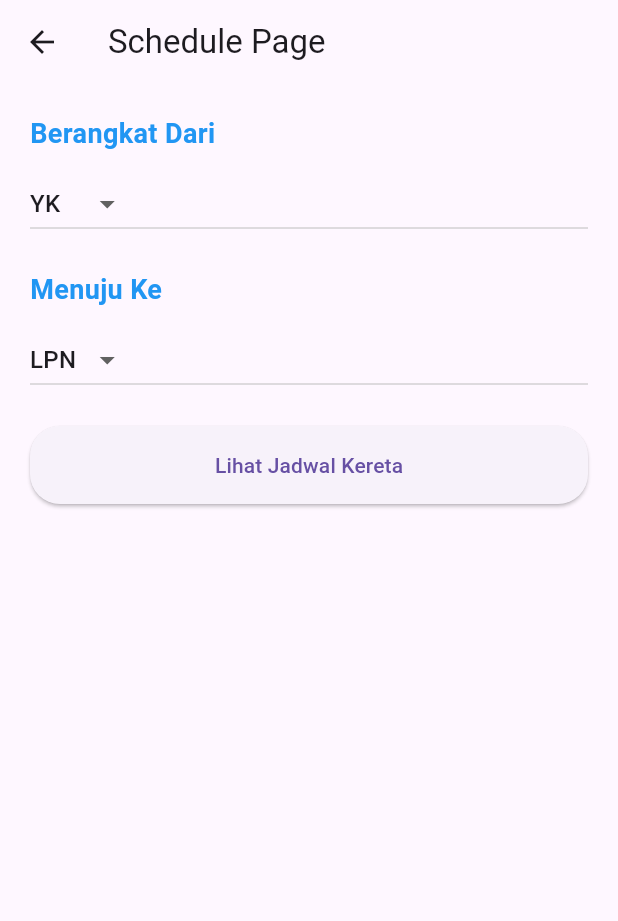
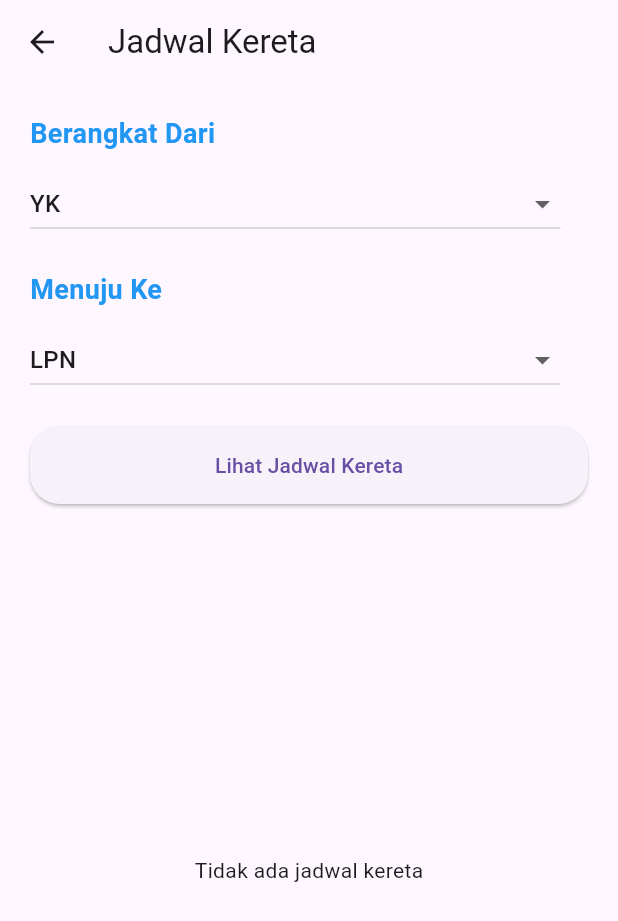
Before and after one commit to algonacci/Flutter-KRL-App, a Flutter app: the SchedulePage screen opened directly, on a phone screen of 412 x 824 dp. Shown: the top 921 px of the screen. Run offline on Flutter 3.47's test engine with Material 3 defaults, Android fonts, the phone set to English and light mode, and no system bars; our stand-ins replace dio, get.

Commit message:
Update schedule_page.dart

```diff
--- a/lib/pages/schedule_page.dart
+++ b/lib/pages/schedule_page.dart
@@ -1,37 +1,83 @@
 import 'package:dio/dio.dart';
 import 'package:flutter/material.dart';
-import 'package:get/get.dart' hide Response;
 import 'package:krl_app/model/train_schedule.dart';
 
-class SchedulePage extends StatelessWidget {
+class SchedulePage extends StatefulWidget {
   final List<String> stations;
 
-  SchedulePage({super.key, required this.stations});
+  SchedulePage({Key? key, required this.stations}) : super(key: key);
 
-  final RxString selectedFromStation = RxString('');
-  final RxString selectedToStation = RxString('');
-  final RxList<TrainSchedule> schedules = RxList<TrainSchedule>();
+  @override
+  _SchedulePageState createState() => _SchedulePageState();
+}
+
+class _SchedulePageState extends State<SchedulePage> {
+  late String selectedFromStation;
+  late String selectedToStation;
+  late List<TrainSchedule> schedules;
+  bool isLoading = false;
+
+  @override
+  void initState() {
+    super.initState();
+    selectedFromStation =
+        widget.stations.isNotEmpty ? widget.stations.first : '';
+    selectedToStation =
+        widget.stations.length > 1 ? widget.stations[1] : widget.stations.first;
+    schedules = [];
+  }
 
   @override
   Widget build(BuildContext context) {
-    // Ensure that initial values are set for dropdowns
-    if (stations.isNotEmpty) {
-      selectedFromStation.value = stations.first;
-      selectedToStation.value =
-          stations.length > 1 ? stations[1] : stations.first;
-    }
-
     return Scaffold(
       appBar: AppBar(
-        title: const Text('Schedule Page'),
+        title: const Text('Jadwal Kereta'),
       ),
       body: Padding(
         padding: const EdgeInsets.all(20),
         child: Column(
           crossAxisAlignment: CrossAxisAlignment.stretch,
           children: [
-            const Text(
-              'Berangkat Dari',
+            _buildDropdown(
+                'Berangkat Dari', selectedFromStation, widget.stations),
+            const SizedBox(height: 20),
+            _buildDropdown('Menuju Ke', selectedToStation, widget.stations),
+            const SizedBox(height: 20),
+            ElevatedButton(
+              onPressed: () {
+                _fetchTrainSchedules(selectedFromStation);
+              },
+              child: const Padding(
+                padding: EdgeInsets.symmetric(vertical: 16),
+                child: Text('Lihat Jadwal Kereta'),
+              ),
+              style: ElevatedButton.styleFrom(
+                shape: RoundedRectangleBorder(
+                  borderRadius: BorderRadius.circular(20),
+                ),
+              ),
+            ),
+            const SizedBox(height: 20),
+            Expanded(
+              child: isLoading
+                  ? Center(child: CircularProgressIndicator())
+                  : (schedules.isNotEmpty
+                      ? _buildTrainScheduleCards()
+                      : Center(child: Text('Tidak ada jadwal kereta'))),
+            ),
+          ],
+        ),
+      ),
+    );
+  }
+
+  Widget _buildDropdown(
+      String label, String selectedValue, List<String> items) {
+    return Column(
+      crossAxisAlignment: CrossAxisAlignment.start,
+      children: [
+        Text(
+          label,
           style: TextStyle(
             fontSize: 18,
             fontWeight: FontWeight.bold,
@@ -39,99 +85,98 @@ class SchedulePage extends StatelessWidget {
           ),
         ),
         const SizedBox(height: 10),
-            DropdownButton<String>(
-              value: selectedFromStation.value,
+        Align(
+          alignment: Alignment.centerLeft,
+          child: DropdownButton<String>(
+            value: selectedValue,
             onChanged: (newValue) {
-                if (newValue != null) selectedFromStation.value = newValue;
+              if (newValue != null) {
+                setState(() {
+                  if (label == 'Berangkat Dari') {
+                    selectedFromStation = newValue;
+                  } else {
+                    selectedToStation = newValue;
+                  }
+                });
+              }
             },
-              items: stations.map<DropdownMenuItem<String>>((String value) {
+            dropdownColor:
+                Colors.white, // Memberikan warna latar belakang dropdown
+            elevation: 4, // Menambah efek elevasi dropdown
+            icon:
+                Icon(Icons.arrow_drop_down), // Menambahkan ikon panah ke bawah
+            items: items.map<DropdownMenuItem<String>>((String value) {
               return DropdownMenuItem<String>(
                 value: value,
-                  child: Text(value),
+                child: SizedBox(
+                  width: MediaQuery.of(context).size.width * 0.8,
+                  child: Text(
+                    value,
+                    textAlign: TextAlign.left,
+                    overflow: TextOverflow.ellipsis,
+                  ),
+                ),
               );
             }).toList(),
           ),
-            const SizedBox(height: 20),
-            const Text(
-              'Menuju Ke',
-              style: TextStyle(
-                fontSize: 18,
-                fontWeight: FontWeight.bold,
-                color: Colors.blue,
         ),
-            ),
-            const SizedBox(height: 10),
-            DropdownButton<String>(
-              value: selectedToStation.value,
-              onChanged: (newValue) {
-                if (newValue != null) selectedToStation.value = newValue;
-              },
-              items: stations.map<DropdownMenuItem<String>>((String value) {
-                return DropdownMenuItem<String>(
-                  value: value,
-                  child: Text(value),
+      ],
     );
-              }).toList(),
-            ),
-            const SizedBox(height: 20),
-            ElevatedButton(
-              onPressed: () {
-                _fetchTrainSchedules(selectedFromStation.value);
-              },
-              style: ElevatedButton.styleFrom(
-                shape: RoundedRectangleBorder(
-                  borderRadius: BorderRadius.circular(20),
-                ),
-              ),
-              child: const Padding(
-                padding: EdgeInsets.symmetric(vertical: 16),
-                child: Text('Lihat Jadwal Kereta'),
-              ),
-            ),
-            const SizedBox(height: 20),
-            Expanded(
-              child: Obx(
-                () => ListView.builder(
+  }
+
+  Widget _buildTrainScheduleCards() {
+    return ListView.builder(
       itemCount: schedules.length,
       itemBuilder: (context, index) {
         final schedule = schedules[index];
-                    return ListTile(
-                      title: Text('ID Kereta: ${schedule.trainId}'),
-                      subtitle: Column(
+        return Card(
+          elevation: 3,
+          margin: EdgeInsets.symmetric(vertical: 8),
+          child: Padding(
+            padding: const EdgeInsets.all(16),
+            child: Column(
               crossAxisAlignment: CrossAxisAlignment.start,
               children: [
-                          Text('Dari: ${schedule.dest}'),
-                          Text('Menuju: ${schedule.kaName}'),
+                Text('ID: ${schedule.trainId}'),
+                SizedBox(height: 8),
+                Text('Dari: ${schedule.kaName}'),
+                SizedBox(height: 8),
                 Text('Rute: ${schedule.routeName}'),
+                SizedBox(height: 8),
                 Text('Waktu Berangkat: ${schedule.timeEst}'),
+                SizedBox(height: 8),
                 Text('Waktu Sampai: ${schedule.destTime}'),
-                        ],
-                      ),
-                    );
-                  },
-                ),
-              ),
-            ),
               ],
             ),
           ),
         );
+      },
+    );
   }
 
   Future<void> _fetchTrainSchedules(String fromStationId) async {
+    setState(() {
+      isLoading = true;
+    });
     try {
       List<TrainSchedule> fetchedSchedules =
           await fetchTrainSchedulesFromAPI(fromStationId);
 
-      // Filter schedules based on selected destination station
-      fetchedSchedules = fetchedSchedules
-          .where((schedule) => schedule.dest == selectedToStation.value)
-          .toList();
-
-      schedules.assignAll(fetchedSchedules);
+      setState(() {
+        schedules = fetchedSchedules;
+      });
     } catch (e) {
-      // Handle error, show snackbar, toast, etc.
       print('Error fetching train schedules: $e');
+      ScaffoldMessenger.of(context).showSnackBar(
+        SnackBar(
+          content: Text('Failed to load train schedules'),
+          duration: Duration(seconds: 3),
+        ),
+      );
+    } finally {
+      setState(() {
+        isLoading = false;
+      });
     }
   }
 
@@ -150,9 +195,8 @@ class SchedulePage extends StatelessWidget {
       );
 
       if (response.statusCode == 200) {
-        // Access the "data" key of the response
-        List<dynamic> data = response.data['data'];
-        List<TrainSchedule> schedules =
+        final List<dynamic> data = response.data['data'];
+        final schedules =
             data.map((dynamic item) => TrainSchedule.fromJson(item)).toList();
         return schedules;
       } else {
```
Lines whose indentation alone changed are shown as unchanged.
